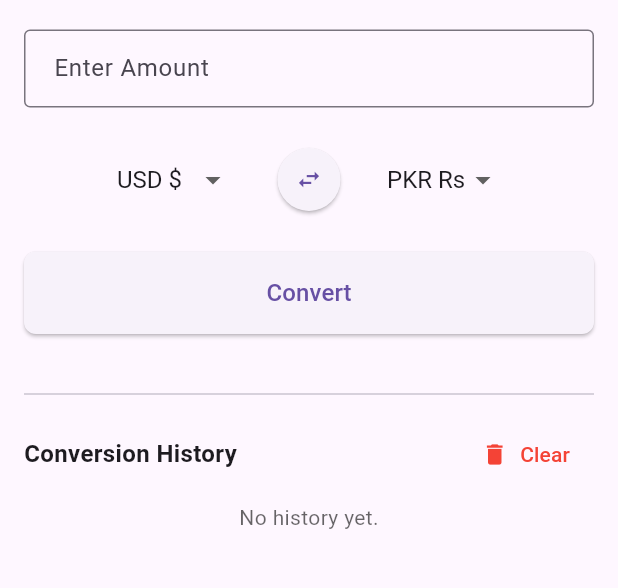
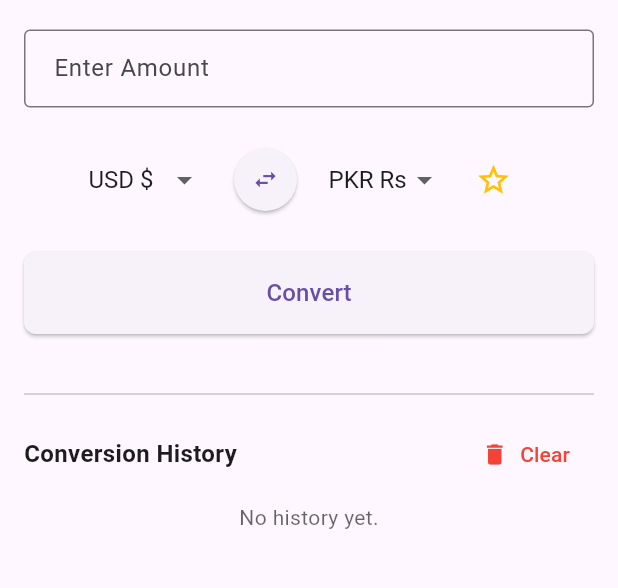
Before and after one commit to hassanbuilds/currency_converter_flutter, a Flutter app: the screen it shows after launch, on a phone screen of 412 x 824 dp, the part 167-755 px from its top. Run offline on Flutter 3.47's test engine with Material 3 defaults, Android fonts, the phone set to English and light mode, and no system bars; our stand-ins replace shared_preferences.

Commit message:
added a favourite feature

```diff
--- a/lib/currency_converter_material_page.dart
+++ b/lib/currency_converter_material_page.dart
@@ -20,6 +20,7 @@ class _CurrencyConverterPageState extends State<CurrencyConverterPage> {
   String _toCurrency = 'PKR';
   String _result = '';
   List<String> _history = [];
+  List<String> _favorites = []; // ⭐ favorite pairs
 
   final Map<String, String> _currencySymbols = {
     'USD': '\$',
@@ -39,8 +40,10 @@ class _CurrencyConverterPageState extends State<CurrencyConverterPage> {
   void initState() {
     super.initState();
     _loadHistory();
+    _loadFavorites(); // load favorites on startup
   }
 
+  // ------------------ HISTORY ------------------
   void _loadHistory() async {
     final prefs = await SharedPreferences.getInstance();
     setState(() {
@@ -64,6 +67,27 @@ class _CurrencyConverterPageState extends State<CurrencyConverterPage> {
     });
   }
 
+  // ------------------ FAVORITES ------------------
+  void _loadFavorites() async {
+    final prefs = await SharedPreferences.getInstance();
+    setState(() {
+      _favorites = prefs.getStringList('favorites') ?? [];
+    });
+  }
+
+  void _toggleFavorite(String pair) async {
+    final prefs = await SharedPreferences.getInstance();
+    setState(() {
+      if (_favorites.contains(pair)) {
+        _favorites.remove(pair);
+      } else {
+        _favorites.add(pair);
+      }
+      prefs.setStringList('favorites', _favorites);
+    });
+  }
+
+  // ------------------ CONVERSION ------------------
   void _convertCurrency() {
     final amount = double.tryParse(_amountController.text);
     if (amount == null) return;
@@ -113,6 +137,8 @@ class _CurrencyConverterPageState extends State<CurrencyConverterPage> {
 
   @override
   Widget build(BuildContext context) {
+    String currentPair = '$_fromCurrency-$_toCurrency';
+
     return Scaffold(
       appBar: AppBar(
         title: const Text('Currency Converter'),
@@ -125,11 +151,10 @@ class _CurrencyConverterPageState extends State<CurrencyConverterPage> {
       ),
       body: SafeArea(
         child: SingleChildScrollView(
-          //  Fix bottom overflow with scrolling
           padding: const EdgeInsets.all(16.0),
           child: Column(
             children: [
-              // Bold centered title
+              // Title
               const Padding(
                 padding: EdgeInsets.only(top: 10.0, bottom: 20.0),
                 child: Text(
@@ -154,16 +179,15 @@ class _CurrencyConverterPageState extends State<CurrencyConverterPage> {
               ),
               const SizedBox(height: 24),
 
-              //  Centered Currency Dropdown Row with spacing
-              Center(
-                child: Row(
+              // Dropdowns + Swap + Favorite
+              Row(
                 mainAxisSize: MainAxisSize.min,
                 children: [
                   _buildCurrencyDropdown(
                     _fromCurrency,
                     (val) => setState(() => _fromCurrency = val!),
                   ),
-                    const SizedBox(width: 20), // extra spacing
+                  const SizedBox(width: 10),
                   ElevatedButton(
                     onPressed: _swapCurrencies,
                     style: ElevatedButton.styleFrom(
@@ -175,13 +199,22 @@ class _CurrencyConverterPageState extends State<CurrencyConverterPage> {
                     ),
                     child: const Icon(Icons.swap_horiz),
                   ),
-                    const SizedBox(width: 20), // extra spacing
+                  const SizedBox(width: 10),
                   _buildCurrencyDropdown(
                     _toCurrency,
                     (val) => setState(() => _toCurrency = val!),
                   ),
+                  const SizedBox(width: 10),
+                  IconButton(
+                    icon: Icon(
+                      _favorites.contains(currentPair)
+                          ? Icons.star
+                          : Icons.star_border,
+                      color: Colors.amber,
+                    ),
+                    onPressed: () => _toggleFavorite(currentPair),
+                  ),
                 ],
-                ),
               ),
 
               const SizedBox(height: 24),
@@ -210,9 +243,40 @@ class _CurrencyConverterPageState extends State<CurrencyConverterPage> {
                     ),
                   ),
                 ),
+
+              // ---------------- FAVORITES ----------------
+              if (_favorites.isNotEmpty) ...[
+                const Divider(height: 32),
+                const Text(
+                  'Favorite Pairs',
+                  style: TextStyle(fontSize: 16, fontWeight: FontWeight.bold),
+                ),
+                const SizedBox(height: 8),
+                ListView.builder(
+                  shrinkWrap: true,
+                  physics: const NeverScrollableScrollPhysics(),
+                  itemCount: _favorites.length,
+                  itemBuilder: (context, index) {
+                    final fav = _favorites[index].split('-');
+                    return Card(
+                      child: ListTile(
+                        leading: const Icon(Icons.star, color: Colors.amber),
+                        title: Text('${fav[0]} → ${fav[1]}'),
+                        onTap: () {
+                          setState(() {
+                            _fromCurrency = fav[0];
+                            _toCurrency = fav[1];
+                          });
+                        },
+                      ),
+                    );
+                  },
+                ),
+              ],
+
               const Divider(height: 32),
 
-              //  Conversion History Header with Clear Button
+              // ---------------- HISTORY ----------------
               Row(
                 mainAxisAlignment: MainAxisAlignment.spaceBetween,
                 children: [
@@ -232,7 +296,6 @@ class _CurrencyConverterPageState extends State<CurrencyConverterPage> {
               ),
               const SizedBox(height: 8),
 
-              //  History List
               if (_history.isEmpty)
                 Center(
                   child: Text(
@@ -242,7 +305,7 @@ class _CurrencyConverterPageState extends State<CurrencyConverterPage> {
                 )
               else
                 ListView.builder(
-                  shrinkWrap: true, // Works inside scroll view
+                  shrinkWrap: true,
                   physics: const NeverScrollableScrollPhysics(),
                   itemCount: _history.length,
                   itemBuilder:
```
Lines whose indentation alone changed are shown as unchanged.
